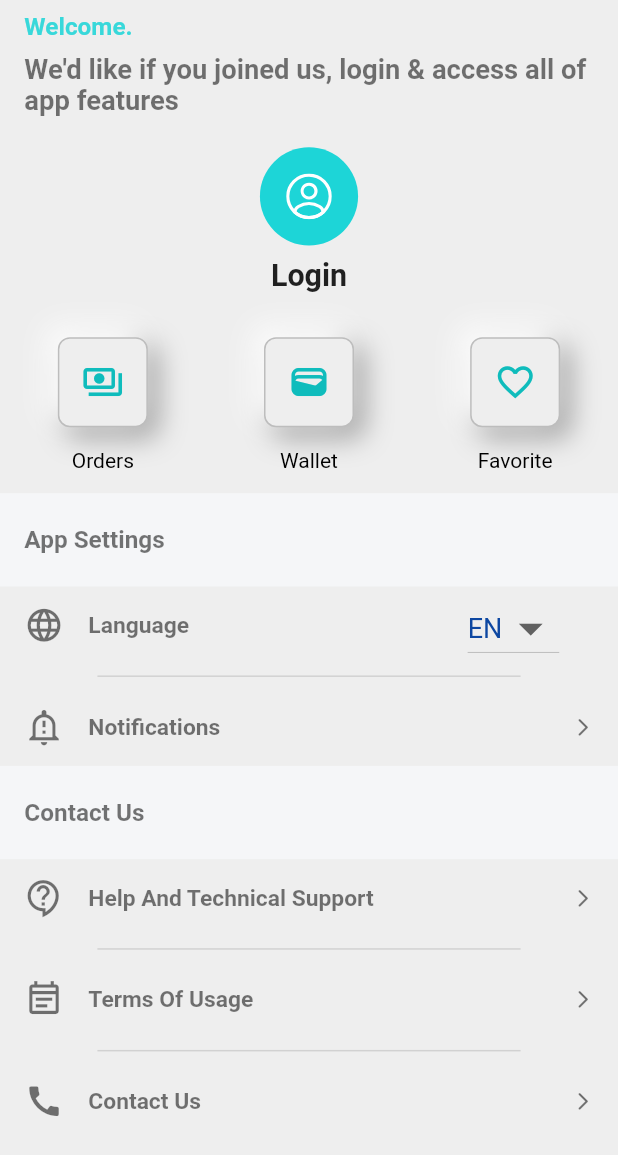
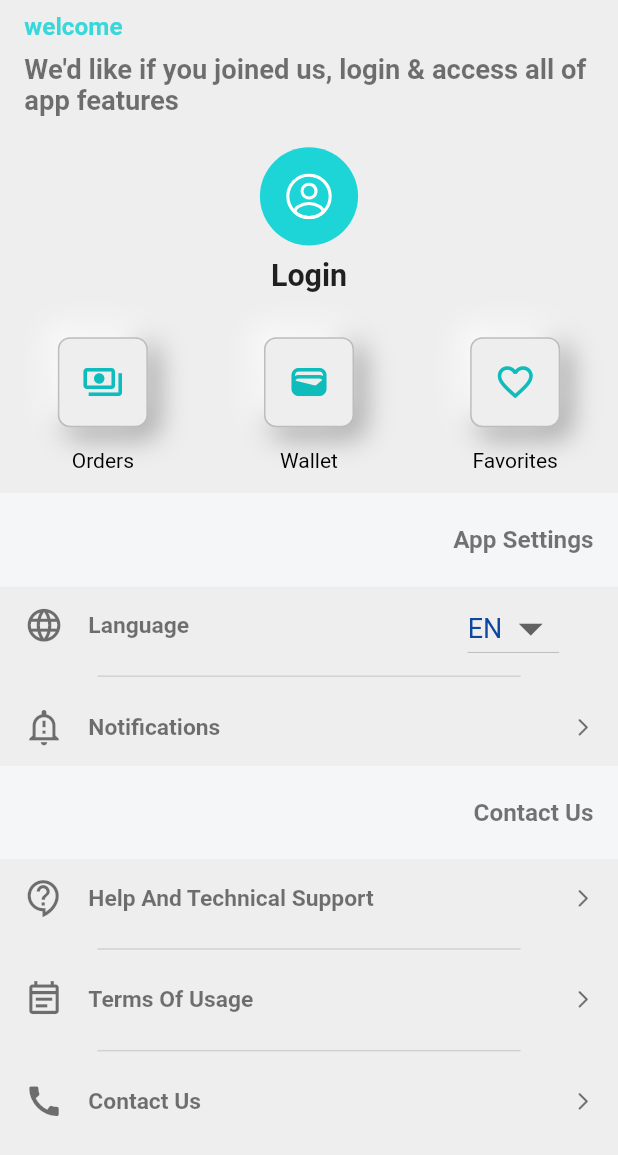
Before and after one commit to ksalehalali/market, a Flutter app: the Account screen opened directly, on a phone screen of 412 x 824 dp. Shown: the top 1155 px of the screen. Run offline on Flutter 3.47's test engine with Material 2 defaults, Android fonts, the phone set to English and light mode, and no system bars; our stand-ins replace cached_network_image, carousel_slider, device_preview, flutter_cache_manager, flutter_html, flutter_screenutil and 17 more; missing offline and left inert: my_fatoorah; accounts and stored records are empty; network calls fail.

Commit message:
localization

```diff
--- a/lib/controllers/lang_controller.dart
+++ b/lib/controllers/lang_controller.dart
@@ -25,6 +25,7 @@ class LangController extends GetxController {
     super.onInit();
     LocalStorage localStorage = LocalStorage();
     appLocal = await localStorage.langSelected == null ? 'en': await localStorage.langSelected;
+    print('local language:   $appLocal');
     Get.updateLocale(Locale(appLocal));
     changeDIR(appLocal);
     update();
--- a/lib/controllers/start_up_controller.dart
+++ b/lib/controllers/start_up_controller.dart
@@ -5,7 +5,7 @@ import 'package:get/get_core/src/get_main.dart';
 import 'package:get/get_state_manager/src/simple/get_controllers.dart';
 import 'package:get_storage/get_storage.dart';
 import '../controllers/register_controller.dart';
-import '../views/screens/home/account.dart';
+import '../views/screens/account/account.dart';
 import '../views/screens/main_screen.dart';
 import 'package:shared_preferences/shared_preferences.dart';
 
--- a/lib/services/localization/localization_data.dart
+++ b/lib/services/localization/localization_data.dart
@@ -1,7 +1,42 @@
 Map<String,String> ar ={
-  'your_account':'حسابك',
+  'my_account':'حسابي',
+  'welcome_txt':'أهلاً بك',
+  'join us,login':''"انضم لنا او قم بتسجيل دخولك حتى تستفيد من كل ميزات التطبيق.",
+  'login_txt':'دخول',
   'personal_info':'المعلومات الشخصية',
+  'My_Address_txt':'عناويني',
+  'App_Settings_txt':'الإعدادات',
+  'Language_txt':'اللغة',
+  'Notifications_txt':'الإشعارات',
+  'Contact_Us_txt':'التواصل',
+  'Help_And_Technical_Support_txt':'المساعدة والدعم التقني',
+  'Terms_Of_Usage_txt':'شروط الإستخدام',
+  'Sign_Out_txt':'تسجيل خروج',
+  'orders_btn':'الطلبيات',
+  'wallet_btn':'المحفظة',
+  'favorite_btn':'المفضلة',
   'your_activities':'نشاطاتك',
+  //-
+
+  'order_txt':'طلبية',
+  'Placed On_txt':'تاريخ الطلب',
+  'View Details_txt':'عرض الكل',
+  //-
+
+  'Wallet balance_txt':'الرصيد',
+  'Credits_txt':'التعبئات',
+  'Transfers_txt':'التحويلات',
+  //-
+
+  'Shop by category_txt':'تسوق حسب الفئة',
+  'Latest Products_txt':'آخر المنتجات',
+  'Recommended for you_txt':'المقترحة لك',
+  'Offers_txt':'العروض',
+  'Offers and Promotions_txt':'العروض والترويج',
+  'On all men\'s suits from the most famous world_txt':'بدلات رجالية من اشهر الماركات العالمية',
+
+
+
   'get_support_btn':'الحصول على الدعم',
   'help_btn':'المساعدة',
   'share_app_btn':'شارك التطبيق',
@@ -92,8 +127,44 @@ Map<String,String> ar ={
 };
 
 Map<String,String> en ={
-  'your_account':'Your Account',
+
+  'my_account':'My Account',
+  'welcome_txt':'welcome',
+  'join us,login':''"We'd like if you joined us, login & access all of app features",
+  'login_txt':'Login',
   'personal_info':'Personal Information',
+  'My_Address_txt':'My Address',
+  'App_Settings_txt':'App Settings',
+  'Language_txt':'Language',
+  'Notifications_txt':'Notifications',
+  'Contact_Us_txt':'Contact Us',
+  'Help_And_Technical_Support_txt':'Help And Technical Support',
+  'Terms_Of_Usage_txt':'Terms Of Usage',
+  'Contact_Us_txt':'Contact Us',
+  'Sign_Out_txt':'Sign Out',
+'orders_btn':'Orders',
+  'wallet_btn':'Wallet',
+  'favorite_btn':'Favorites',
+//-
+
+  'order_txt':'Order',
+  'Placed On_txt':'Placed On',
+  'View Details_txt':'View Details',
+  //-
+
+  'Wallet balance_txt':'Wallet balance',
+  'Credits_txt':'Credits',
+  'Transfers_txt':'Transfers',
+  //-
+
+  'Shop by category_txt':'Shop by category',
+  'Latest Products_txt':'Latest Products',
+  'Recommended for you_txt':'Recommended for you',
+  'Offers_txt':'Offers',
+  'Offers and Promotions_txt':'Offers and Promotions',
+  'On all men\'s suits from the most famous world_txt':'On all men\'s suits from the most famous world',
+
+
   'your_activities':'Your activities',
   'get_support_btn':'Get support',
   'help_btn':'Help',
--- a/lib/views/screens/home/account.dart
+++ b/lib/views/screens/account/account.dart
@@ -1,7 +1,6 @@
 
 // ignore_for_file: prefer_const_literals_to_create_immutables, prefer_const_constructors
 
-import 'package:flutter/cupertino.dart';
 import 'package:flutter/material.dart';
 import 'package:flutter_svg/flutter_svg.dart';
 import 'package:get/get.dart';
@@ -67,7 +66,7 @@ class _AccountState extends State<Account> {
                       SizedBox(height: 8.0.h,),
                       // WELCOME
                       Text(
-                        "Welcome.",
+                        "welcome_txt".tr,
                         style: TextStyle(
                           fontSize: 16.sp,
                           fontWeight: FontWeight.bold,
@@ -77,7 +76,7 @@ class _AccountState extends State<Account> {
                       SizedBox(height: 8.0.h,),
                       // JOIN US
                       Text(
-                        "We'd like if you joined us, login & access all of app features",
+                        "join us,login".tr,
                         style: TextStyle(
                             fontSize: 18.sp,
                             fontWeight: FontWeight.bold,
@@ -108,7 +107,7 @@ class _AccountState extends State<Account> {
                                 ),
                                 SizedBox(height: 8.0.h,),
                                 Text(
-                                  "Login",
+                                  "login_txt".tr,
                                   style: TextStyle(
                                       fontSize: 20.sp,
                                       fontWeight: FontWeight.bold,
@@ -130,7 +129,7 @@ class _AccountState extends State<Account> {
                     children: [
                       SizedBox(height: 8.0.h,),
                       Text(
-                        "Welcome.",
+                        "welcome_txt".tr,
                         style: TextStyle(
                           fontSize: 13.sp,
                           fontWeight: FontWeight.bold,
@@ -250,9 +249,9 @@ class _AccountState extends State<Account> {
                         color: Color.fromRGBO(245, 246, 248, 1.0),
                         padding: EdgeInsets.symmetric(horizontal: 16.0.w),
                         child: Align(
-                          alignment: Alignment.centerLeft, // Align however you like (i.e .centerRight, centerLeft)
+                          alignment: Get.locale == "en"? Alignment.centerLeft:Alignment.centerRight, // Align however you like (i.e .centerRight, centerLeft)
                           child: Text(
-                            "My Account",
+                            "my_account".tr,
                             textAlign: TextAlign.start,
                             style: TextStyle(
                                 fontSize: 16.sp,
@@ -264,7 +263,7 @@ class _AccountState extends State<Account> {
                       ),
                     ),
 
-                    buildOptionRow("Personal File", Icons.account_circle_outlined),
+                    buildOptionRow("personal_info".tr, Icons.account_circle_outlined),
                     Container(
                       margin: EdgeInsets.symmetric(horizontal: 64.0.w),
                       child: Divider(
@@ -277,7 +276,7 @@ class _AccountState extends State<Account> {
 
                           Navigator.of(context).push(MaterialPageRoute(builder: (context)=>ListAddresses(fromAccount: true,fromCart: false,)));
                         },
-                        child: buildOptionRow("My Address", Icons.location_history)),
+                        child: buildOptionRow("My_Address_txt".tr, Icons.location_history)),
                   ],
                 ) :
                 Container(),
@@ -287,9 +286,9 @@ class _AccountState extends State<Account> {
                   color: Color.fromRGBO(245, 246, 248, 1.0),
                   padding: EdgeInsets.symmetric(horizontal: 16.0.w),
                   child: Align(
-                    alignment: Alignment.centerLeft, // Align however you like (i.e .centerRight, centerLeft)
+                    alignment: Get.locale == "en"? Alignment.centerLeft:Alignment.centerRight,// Align however you like (i.e .centerRight, centerLeft)
                     child: Text(
-                      "App Settings",
+                      "App_Settings_txt".tr,
                       textAlign: TextAlign.start,
                       style: TextStyle(
                           fontSize: 16.sp,
@@ -299,7 +298,7 @@ class _AccountState extends State<Account> {
                     ),
                   ),
                 ),
-                buildOptionRow("Language", Icons.language),
+                buildOptionRow("Language_txt".tr, Icons.language),
 
 
                 Container(
@@ -308,16 +307,16 @@ class _AccountState extends State<Account> {
                     thickness: 1,
                   ),
                 ),
-                buildOptionRow("Notifications", Icons.notification_important_outlined),
+                buildOptionRow("Notifications_txt".tr, Icons.notification_important_outlined),
                 // CONTACT US
                 Container(
                   height: 60.h,
                   color: Color.fromRGBO(245, 246, 248, 1.0),
                   padding: EdgeInsets.symmetric(horizontal: 16.0.w),
                   child: Align(
-                    alignment: Alignment.centerLeft, // Align however you like (i.e .centerRight, centerLeft)
+                    alignment:Get.locale == "en"? Alignment.centerLeft:Alignment.centerRight,// Align however you like (i.e .centerRight, centerLeft)
                     child: Text(
-                      "Contact Us",
+                      "Contact_Us_txt".tr,
                       textAlign: TextAlign.start,
                       style: TextStyle(
                           fontSize: 16.sp,
@@ -327,21 +326,21 @@ class _AccountState extends State<Account> {
                     ),
                   ),
                 ),
-                buildOptionRow("Help And Technical Support", Icons.contact_support_outlined),
+                buildOptionRow("Help_And_Technical_Support_txt".tr, Icons.contact_support_outlined),
                 Container(
                   margin: EdgeInsets.symmetric(horizontal: 64.0.w),
                   child: Divider(
                     thickness: 1,
                   ),
                 ),
-                buildOptionRow("Terms Of Usage", Icons.event_note_outlined),
+                buildOptionRow("Terms_Of_Usage_txt".tr, Icons.event_note_outlined),
                 Container(
                   margin: EdgeInsets.symmetric(horizontal: 64.0.w),
                   child: Divider(
                     thickness: 1,
                   ),
                 ),
-                buildOptionRow("Contact Us", Icons.call),
+                buildOptionRow("Contact_Us_txt".tr, Icons.call),
                 accountController.isLoggedIn.value != false ?
                 // LOGOUT
                 Container(
@@ -362,7 +361,7 @@ class _AccountState extends State<Account> {
                         Align(
                           alignment: Alignment.centerLeft, // Align however you like (i.e .centerRight, centerLeft)
                           child: Text(
-                            "Sign Out",
+                            "Sign_Out_txt".tr,
                             textAlign: TextAlign.start,
                             style: TextStyle(
                                 fontSize: 16.sp,
@@ -382,6 +381,7 @@ class _AccountState extends State<Account> {
         ),
       ),
     );
+
   }
 
   Container buildOptionRow(String optionText, IconData optionIcon) {
--- a/lib/views/screens/auth/register.dart
+++ b/lib/views/screens/auth/register.dart
@@ -8,7 +8,7 @@ import 'package:get/get_core/src/get_main.dart';
 
 import '../../../Assistants/globals.dart';
 import '../../../controllers/register_controller.dart';
-import '../home/account.dart';
+import '../account/account.dart';
 
 class Register extends StatefulWidget {
   const Register({Key? key}) : super(key: key);
--- a/lib/views/screens/categories/categories_screen.dart
+++ b/lib/views/screens/categories/categories_screen.dart
@@ -223,7 +223,9 @@ class _CategoriesScreenState extends State<CategoriesScreen> {
                     child: Stack(
                       alignment: Alignment.centerLeft,
                       children: [
-                        Container(width:screenSize.width.w ,height: 0.5.h,color: Colors.grey[500],),
+                        Positioned(
+                            top: 0.0,
+                            child: Container(width:screenSize.width.w ,height: 0.5.h,color: Colors.grey[500],)),
 
                         CustomScrollView(
                           anchor: 0.0,
--- a/lib/views/screens/main_screen.dart
+++ b/lib/views/screens/main_screen.dart
@@ -10,7 +10,7 @@ import 'auth/register.dart';
 import 'categories/categories_screen.dart';
 import 'offers_screen.dart';
 import 'order/Cart.dart';
-import 'home/account.dart';
+import 'account/account.dart';
 import 'home/home.dart';
 
 class MainScreen extends StatefulWidget {
--- a/lib/views/screens/show_product/product_item.dart
+++ b/lib/views/screens/show_product/product_item.dart
@@ -69,7 +69,7 @@ class ProductItemCard extends StatelessWidget {
         width: size.width * 0.4 + 10.w,
         decoration: BoxDecoration(
             border:
-                Border.all(width: 0.3, color: Colors.grey.withOpacity(0.4))),
+                Border.all(width: 0.5, color: myHexColor)),
         margin:  EdgeInsets.only(
           left: 5.w,
           right: 5.w,
--- a/lib/views/screens/wallet/wallet_screen.dart
+++ b/lib/views/screens/wallet/wallet_screen.dart
@@ -43,7 +43,7 @@ class _WalletScreenState extends State<WalletScreen> {
               children: [
                 Center(
                   child: Text(
-                    'Wallet balance',
+                    'Wallet balance_txt'.tr,
                     style: TextStyle(
                         fontSize: 14,
                         fontWeight: FontWeight.w500,
@@ -93,7 +93,7 @@ class _WalletScreenState extends State<WalletScreen> {
                                 children: [
                                   AnimatedContainer(duration: 11.seconds,
                                       curve: Curves.easeIn,
-                                      child: Text('Credits',style: TextStyle(color: _color,fontWeight: FontWeight.w600))),
+                                      child: Text('Credits_txt'.tr,style: TextStyle(color: _color,fontWeight: FontWeight.w600))),
                                   SizedBox(height: 10.0,),
                                   AnimatedContainer(
                                     curve: Curves.easeInOut,
@@ -123,7 +123,7 @@ class _WalletScreenState extends State<WalletScreen> {
                                       curve: Curves.easeIn,
                                       duration: 14.seconds,
 
-                                      child: Text('Transfers',style: TextStyle(color: _color2,fontWeight: FontWeight.w600),)),
+                                      child: Text('Transfers_txt'.tr,style: TextStyle(color: _color2,fontWeight: FontWeight.w600),)),
                                   SizedBox(height: 10.0,),
                                   AnimatedContainer(
                                     curve: Curves.easeInOut,
--- a/lib/views/widgets/departments_shpe.dart
+++ b/lib/views/widgets/departments_shpe.dart
@@ -44,7 +44,8 @@ class DepartmentShapeTile extends StatelessWidget {
           SizedBox(height: 5),
           SizedBox(
             width: screenSize.width *0.2+10,
-              child: Text(this.title!,overflow: TextOverflow.fade,style: TextStyle(fontSize: 12,fontWeight: FontWeight.bold),textAlign: TextAlign.center,))
+
+              child: Text(this.title!,overflow: TextOverflow.fade,style: TextStyle(fontSize: 13,fontWeight: FontWeight.bold),textAlign: TextAlign.center,))
         ],
       ),
     );
--- a/lib/views/widgets/new_button.dart
+++ b/lib/views/widgets/new_button.dart
@@ -56,8 +56,8 @@ class _NeuButtonState extends State<NeuButton> {
                 ),
               ),
             ),
-            const Padding(padding: EdgeInsets.only(top: 14),
-                child: Text('Orders',style: TextStyle(fontWeight: FontWeight.normal,color: Colors.black),
+             Padding(padding: EdgeInsets.only(top: 14),
+                child: Text('orders_btn'.tr,style: TextStyle(fontWeight: FontWeight.normal,color: Colors.black),
                 )),
           ],
         ),
@@ -94,7 +94,7 @@ class _NeuButtonState extends State<NeuButton> {
               ),
             ),
             Padding(padding: EdgeInsets.only(top: 14),
-                child: Text('Wallet',style: TextStyle(fontWeight: FontWeight.normal,color: Colors.black),
+                child: Text('wallet_btn'.tr,style: TextStyle(fontWeight: FontWeight.normal,color: Colors.black),
                 )),
           ],
         ),
@@ -131,7 +131,7 @@ class _NeuButtonState extends State<NeuButton> {
               ),
             ),
             Padding(padding: EdgeInsets.only(top: 14),
-            child: Text('Favorite',style: TextStyle(fontWeight: FontWeight.normal,color: Colors.black),
+            child: Text('favorite_btn'.tr,style: TextStyle(fontWeight: FontWeight.normal,color: Colors.black),
             )),
           ],
         ),
--- a/pubspec.yaml
+++ b/pubspec.yaml
@@ -62,6 +62,8 @@ dependencies:
   flutter_screenutil: ^5.5.3+2
   carousel_slider: ^4.1.1
   smooth_page_indicator: ^1.0.0+2
+  html: ^0.15.0
+  flutter_html:
 
 dev_dependencies:
   flutter_test:
```
Also changed, not shown: lib/Data/data_for_ui.dart (+14 -13 lines), lib/payment/check_out.dart (+1 -1 lines), lib/views/screens/home/home.dart (+16 -26 lines), lib/views/screens/order/my_orders.dart (+29 -5 lines), lib/views/screens/show_product/product_details.dart (+9 -12 lines), pubspec.lock, 1 other file.
